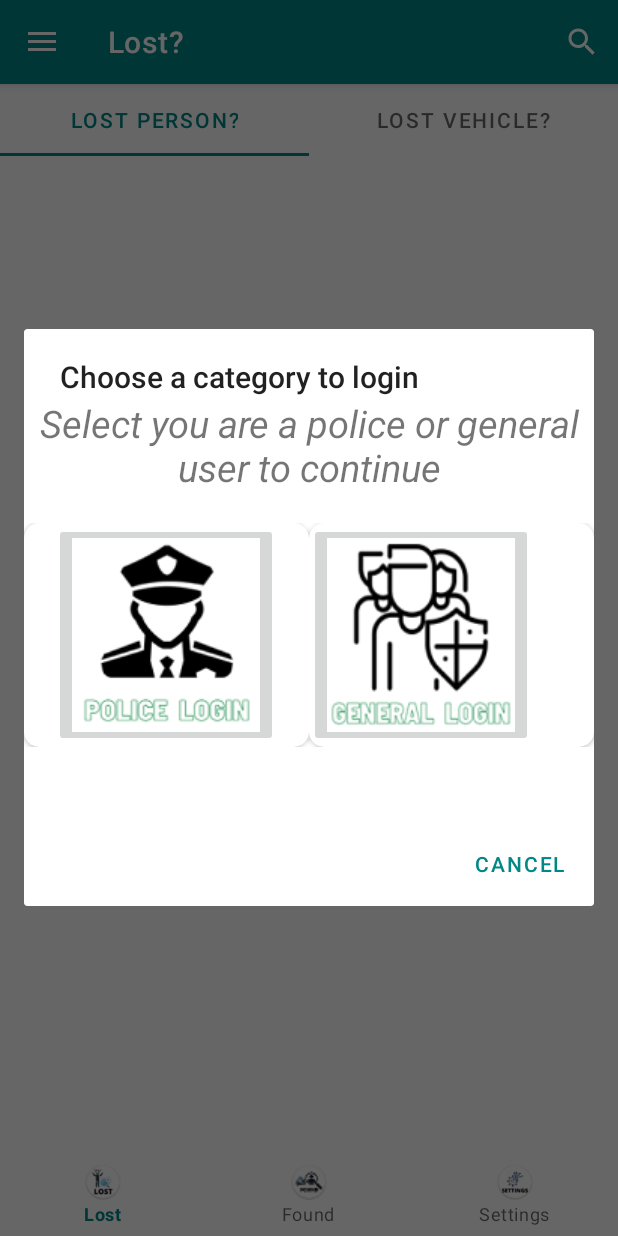
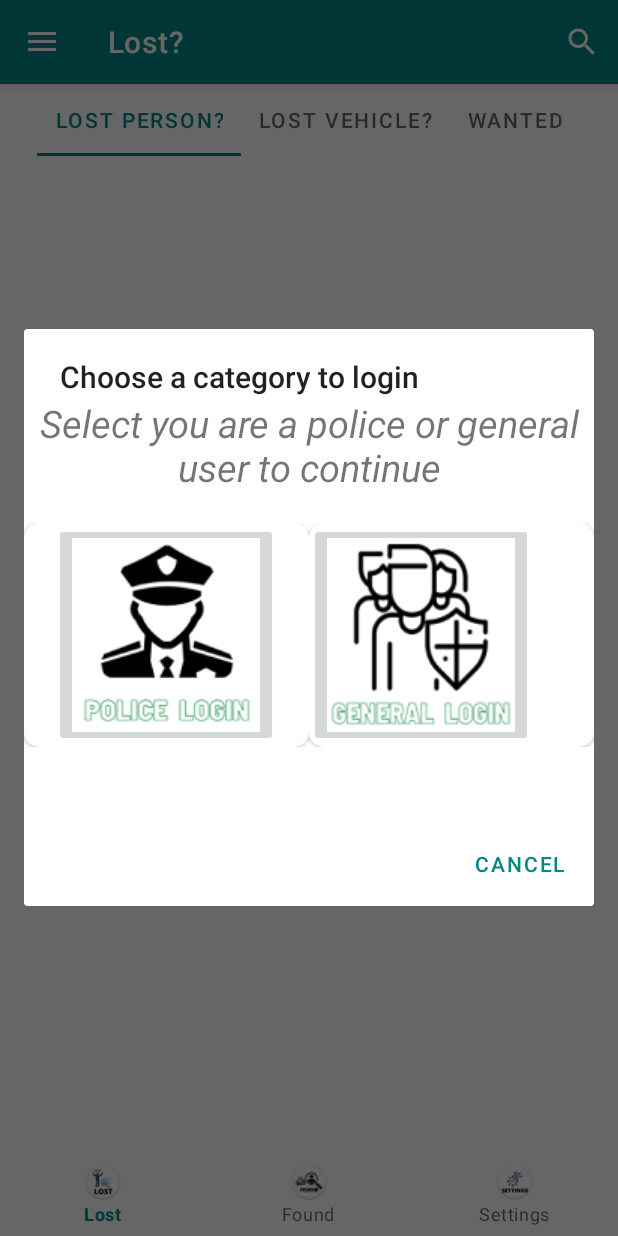
Before and after one commit to ProArif/Finder, an Android app: the screen it shows after launch (MainActivity), after a tap on "Upload", on a phone screen of 412 x 824 dp. Run offline under Robolectric (Android 15) with nearby library versions, the phone set to English and light mode, and no system bars; our stand-ins replace Firebase (no records; nobody signed in at launch, a user with empty details on screens opened directly), Picasso; pictures from the network do not load; 2 statements that could not run were skipped; 1 other tap on this screen came first.

Commit message:
created new wanted tab with full implementation and made tabs change onClick

```diff
--- a/app/src/main/java/com/nodeers/finder/adapters/LostAdapter.java
+++ b/app/src/main/java/com/nodeers/finder/adapters/LostAdapter.java
@@ -9,6 +9,7 @@ import androidx.viewpager2.adapter.FragmentStateAdapter;
 
 import com.nodeers.finder.fragments.LostPersonFragment;
 import com.nodeers.finder.fragments.LostVehicleFragment;
+import com.nodeers.finder.fragments.WantedFragment;
 
 public class LostAdapter extends FragmentStateAdapter {
 
@@ -32,6 +33,8 @@ public class LostAdapter extends FragmentStateAdapter {
                 return new LostPersonFragment();
             case 1:
                 return new LostVehicleFragment();
+            case 2:
+                return new WantedFragment();
 
         }
 
@@ -40,6 +43,6 @@ public class LostAdapter extends FragmentStateAdapter {
 
     @Override
     public int getItemCount() {
-        return 2;
+        return 3;
     }
 }
--- a/app/src/main/java/com/nodeers/finder/fragments/LostFragment.java
+++ b/app/src/main/java/com/nodeers/finder/fragments/LostFragment.java
@@ -58,6 +58,9 @@ public class LostFragment extends Fragment {
                         if (position == 1){
                             tab.setText("Lost Vehicle?");
                         }
+                        if (position == 2){
+                            tab.setText("Wanted");
+                        }
                     }
                 }).attach();
 
--- a/app/src/main/res/layout/fragment_lost.xml
+++ b/app/src/main/res/layout/fragment_lost.xml
@@ -13,12 +13,17 @@
         android:id="@+id/tab_layout"
         android:layout_width="match_parent"
         android:layout_height="wrap_content"
+        app:tabMode="scrollable"
+        app:tabGravity="center"
+
         />
 
     <androidx.viewpager2.widget.ViewPager2
         android:id="@+id/pager"
         android:layout_width="match_parent"
-        android:layout_height="match_parent" />
+        android:layout_height="match_parent"
+        android:layout_marginTop="10dp"
+        />
 
 
 </RelativeLayout>
```
Also changed, not shown: app/src/main/java/com/nodeers/finder/fragments/WantedFragment.java (added, +104 -0 lines), app/src/main/res/layout/fragment_wanted.xml (added, +22 -0 lines).
